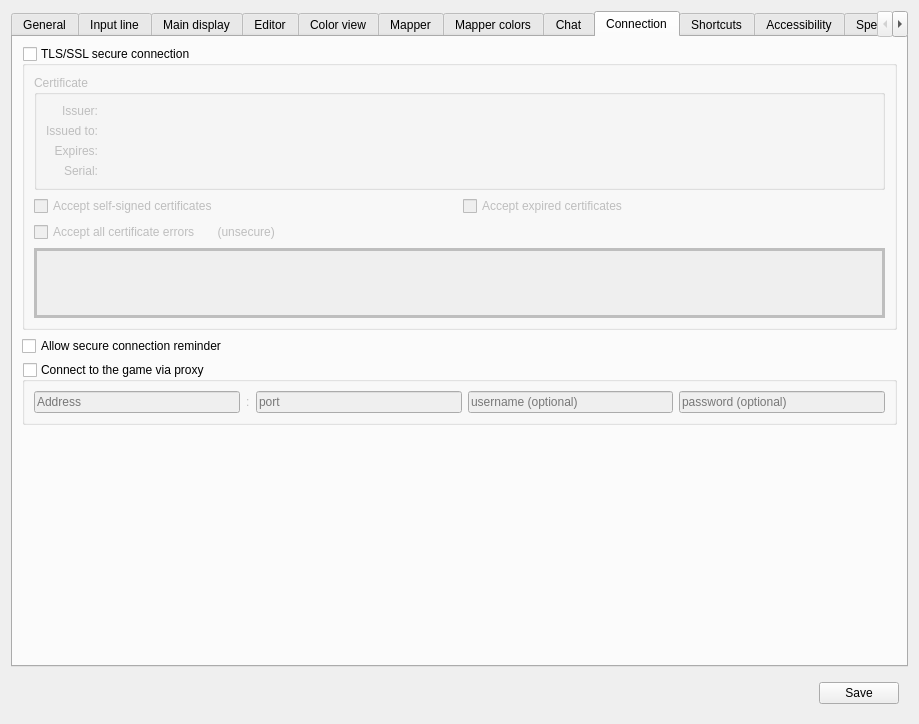
Mudlet/Mudlet, file src/ui/profile_preferences.ui: the form before one commit.
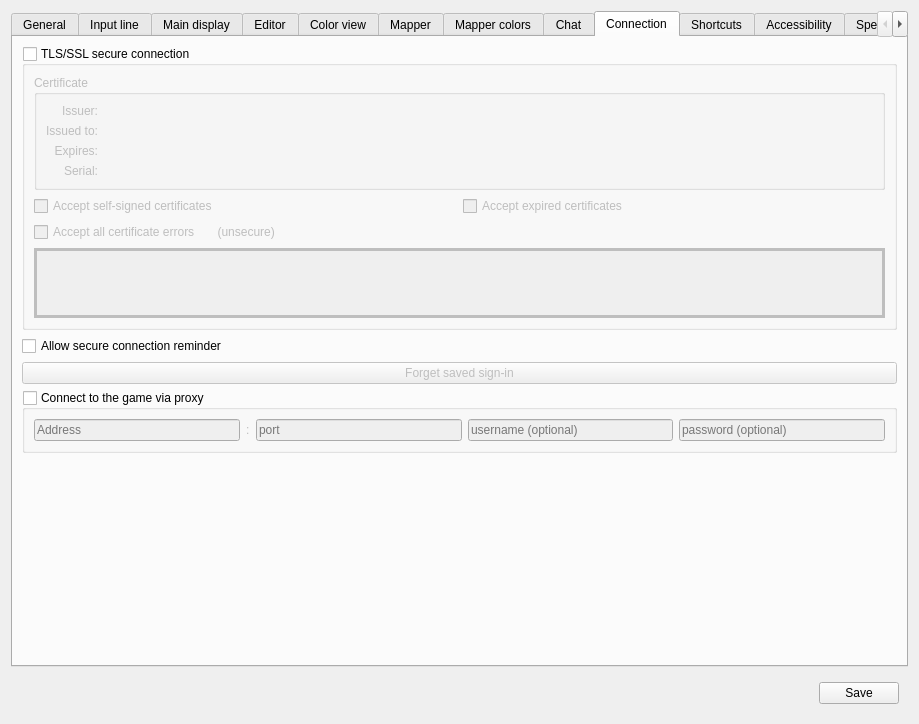
The form after the commit. The open tabs and pages were chosen to show the change. Icons and pictures are not drawn. Custom widgets are drawn as their Qt base class.

Commit message: Add: sign in to supported games using your browser (e.g. Google, Discord, or the game's own account) (#9378)

```diff
--- a/src/ui/profile_preferences.ui
+++ b/src/ui/profile_preferences.ui
@@ -4306,6 +4306,22 @@
          </property>
         </widget>
        </item>
+       <item>
+        <widget class="QPushButton" name="pushButton_forgetSavedSignIn">
+         <property name="enabled">
+          <bool>false</bool>
+         </property>
+         <property name="toolTip">
+          <string>&lt;p&gt;Forget the saved sign-in for this game, so the next connection asks you to sign in again. Use this to sign out of this device or switch accounts.&lt;/p&gt;</string>
+         </property>
+         <property name="accessibleDescription">
+          <string>Forget the saved sign-in for this game, so the next connection asks you to sign in again. Use this to sign out of this device or switch accounts.</string>
+         </property>
+         <property name="text">
+          <string>Forget saved sign-in</string>
+         </property>
+        </widget>
+       </item>
        <item>
         <widget class="QGroupBox" name="groupBox_proxy">
          <property name="title">
```
Left out of the diff: 1 changed line with no effect on the pictures. The commit also changes 20 other files.
